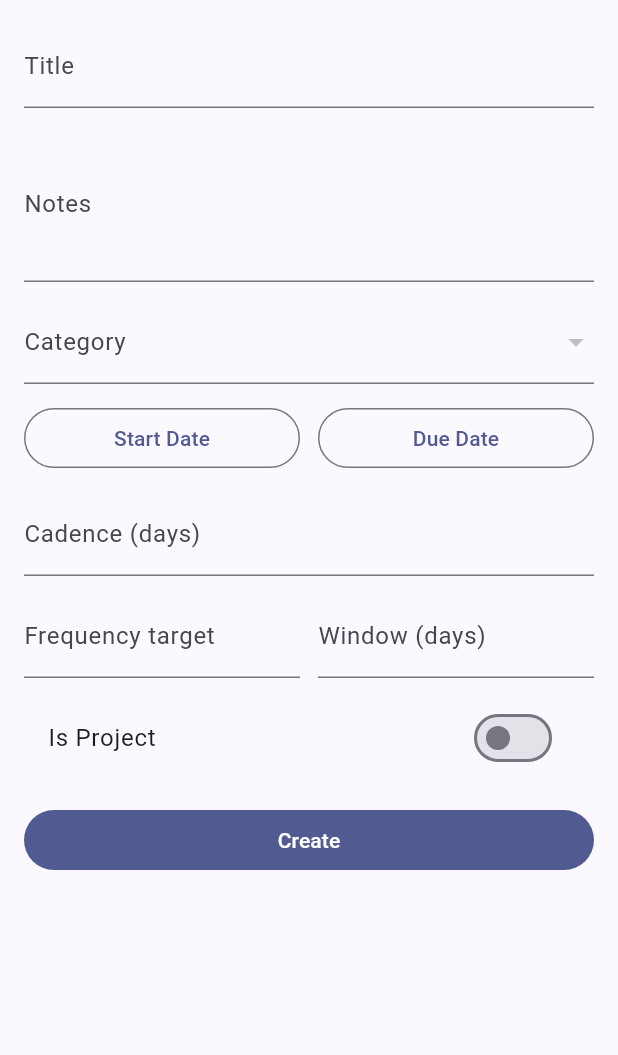
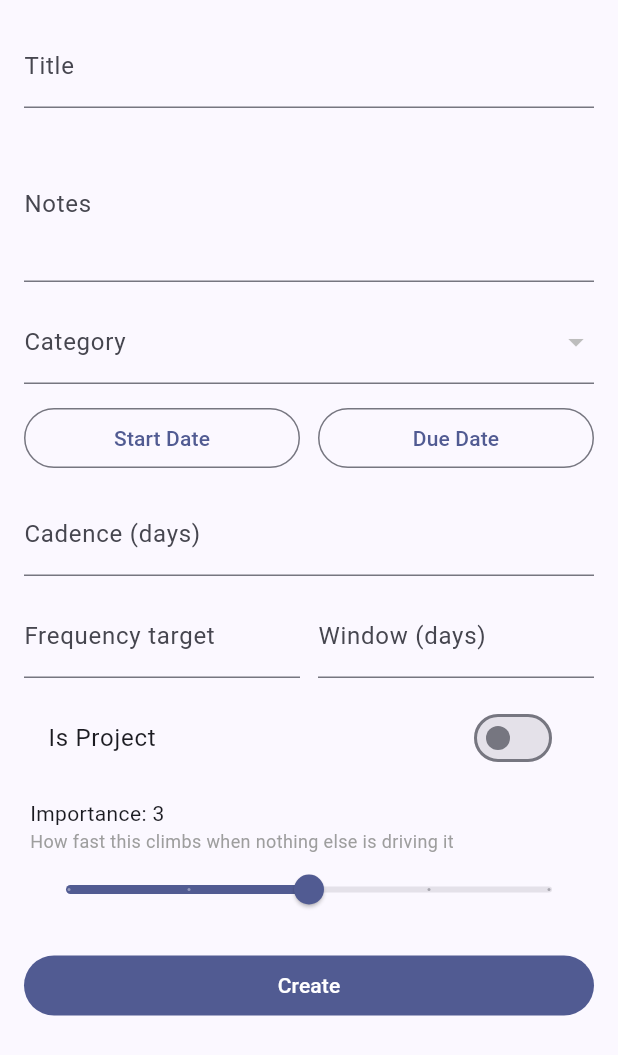
Before and after one commit to evanbodner19/Effict-Personal, a Flutter app: the ItemForm widget shown alone on an empty page, opened directly with empty values, on a phone screen of 412 x 824 dp. Shown: the top 1055 px of the screen. Run offline on Flutter 3.47's test engine with Material 3 defaults, Android fonts, the phone set to English and light mode, and no system bars; our stand-ins replace flutter_riverpod, geolocator, package_info_plus, supabase_flutter; accounts and stored records are empty; network calls fail; statements that could not run were skipped.

Commit message:
feat: unified demand curve for cross-category score parity
Replaces additive urgency/staleness/freq_deficit with a single
demand(progress) curve — linear 0->1, log tail with no ceiling — applied
identically to due-date, recurring, frequency, and standalone items.
Each category just defines what "progress" means; the most overdue or
oldest item wins regardless of type, and old standalone items can
surface forever.

- Adds items.importance (1-5) for standalone climb rate
- Adds categories.lead_time_days for due-date ramp window
- Hybrid items (due + recurring) take max progress, no double-count
- Drops baseline-recurring exponential (rank weight already privileges)
- Flutter: importance slider on item form, lead-time slider + tap-to-edit
  on category dialog

```diff
--- a/flutter_app/lib/models/category.dart
+++ b/flutter_app/lib/models/category.dart
@@ -4,12 +4,14 @@ class Category {
   final String id;
   final String title;
   final int rank;
+  final int leadTimeDays;
   final List<Item>? items;
 
   Category({
     required this.id,
     required this.title,
     required this.rank,
+    this.leadTimeDays = 7,
     this.items,
   });
 
@@ -18,6 +20,7 @@ class Category {
       id: json['id'],
       title: json['title'],
       rank: json['rank'],
+      leadTimeDays: json['lead_time_days'] ?? 7,
       items: json['items'] != null
           ? (json['items'] as List)
               .map((i) => Item.fromJson(i as Map<String, dynamic>))
--- a/flutter_app/lib/models/item.dart
+++ b/flutter_app/lib/models/item.dart
@@ -18,6 +18,7 @@ class Item {
   final String? deferredUntil;
   final bool isProject;
   final int? completionsInWindow;
+  final int importance;
 
   Item({
     required this.id,
@@ -39,6 +40,7 @@ class Item {
     this.deferredUntil,
     this.isProject = false,
     this.completionsInWindow,
+    this.importance = 3,
   });
 
   factory Item.fromJson(Map<String, dynamic> json) {
@@ -63,6 +65,7 @@ class Item {
       deferredUntil: json['deferred_until'],
       isProject: json['is_project'] ?? false,
       completionsInWindow: json['completions_in_window'],
+      importance: json['importance'] ?? 3,
     );
   }
 }
--- a/flutter_app/lib/widgets/item_form.dart
+++ b/flutter_app/lib/widgets/item_form.dart
@@ -28,6 +28,7 @@ class _ItemFormState extends State<ItemForm> {
   DateTime? _dueDate;
   DateTime? _startDate;
   bool _isProject = false;
+  int _importance = 3;
 
   @override
   void initState() {
@@ -46,6 +47,7 @@ class _ItemFormState extends State<ItemForm> {
     _startDate =
         item?.startDate != null ? DateTime.tryParse(item!.startDate!) : null;
     _isProject = item?.isProject ?? false;
+    _importance = item?.importance ?? 3;
   }
 
   void _submit() {
@@ -72,6 +74,7 @@ class _ItemFormState extends State<ItemForm> {
       data['frequency_window_days'] = int.tryParse(_freqWindowController.text);
     }
     data['is_project'] = _isProject;
+    data['importance'] = _importance;
     widget.onSubmit(data);
   }
 
@@ -176,6 +179,31 @@ class _ItemFormState extends State<ItemForm> {
             value: _isProject,
             onChanged: (v) => setState(() => _isProject = v),
           ),
+          const SizedBox(height: 12),
+          Padding(
+            padding: const EdgeInsets.symmetric(horizontal: 4),
+            child: Column(
+              crossAxisAlignment: CrossAxisAlignment.start,
+              children: [
+                Text(
+                  'Importance: $_importance',
+                  style: Theme.of(context).textTheme.bodyMedium,
+                ),
+                const Text(
+                  'How fast this climbs when nothing else is driving it',
+                  style: TextStyle(fontSize: 12, color: Colors.grey),
+                ),
+                Slider(
+                  value: _importance.toDouble(),
+                  min: 1,
+                  max: 5,
+                  divisions: 4,
+                  label: _importance.toString(),
+                  onChanged: (v) => setState(() => _importance = v.round()),
+                ),
+              ],
+            ),
+          ),
           const SizedBox(height: 16),
           FilledButton(
             onPressed: _submit,
```
Also changed, not shown: flutter_app/lib/screens/prioritize_tab.dart (+76 -14 lines), flutter_app/lib/services/api_service.dart (+18 -2 lines), 5 other files.
